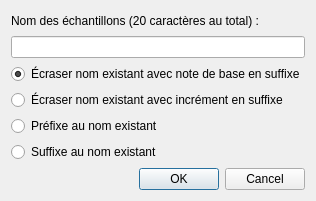
First picture: the form in trunk/gui_divers/dialog_rename.ui, repository davy7125/polyphone, before the edit.
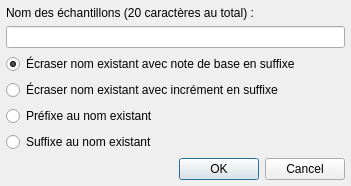
Second picture: the form after the edit. Icons and pictures are not drawn.

What changed in the file:
```diff
--- a/trunk/gui_divers/dialog_rename.ui
+++ b/trunk/gui_divers/dialog_rename.ui
@@ -6,8 +6,8 @@
    <rect>
     <x>0</x>
     <y>0</y>
-    <width>310</width>
-    <height>201</height>
+    <width>351</width>
+    <height>169</height>
    </rect>
   </property>
   <property name="windowTitle">
@@ -21,6 +21,21 @@
    <bool>true</bool>
   </property>
   <layout class="QVBoxLayout" name="verticalLayout">
+   <property name="spacing">
+    <number>6</number>
+   </property>
+   <property name="leftMargin">
+    <number>6</number>
+   </property>
+   <property name="topMargin">
+    <number>6</number>
+   </property>
+   <property name="rightMargin">
+    <number>6</number>
+   </property>
+   <property name="bottomMargin">
+    <number>6</number>
+   </property>
    <item>
     <widget class="QLabel" name="label">
      <property name="text">
@@ -62,6 +77,19 @@
      </property>
     </widget>
    </item>
+   <item>
+    <spacer name="verticalSpacer">
+     <property name="orientation">
+      <enum>Qt::Vertical</enum>
+     </property>
+     <property name="sizeHint" stdset="0">
+      <size>
+       <width>20</width>
+       <height>40</height>
+      </size>
+     </property>
+    </spacer>
+   </item>
    <item>
     <widget class="QDialogButtonBox" name="buttonBox">
      <property name="orientation">
```
Left out of the diff: 6 changed lines with no effect on the pictures.
